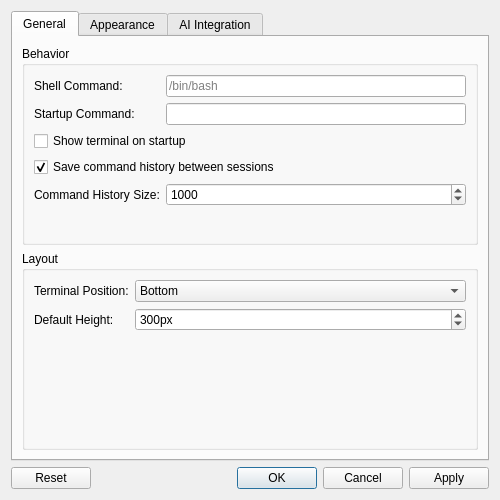
Old version of the form src/ui/configwidget.ui in the repository warpkate/warpkate.
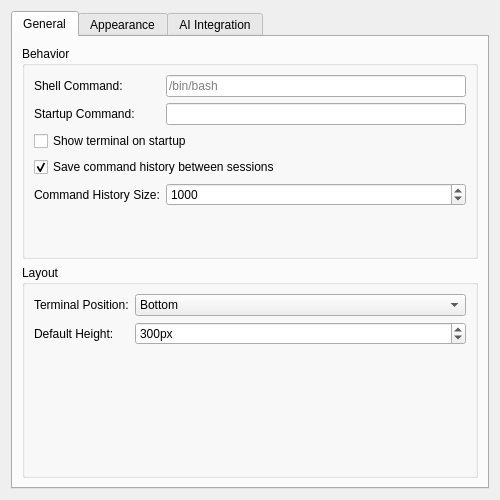
New version of the form.

What changed in the file:
```diff
--- a/src/ui/configwidget.ui
+++ b/src/ui/configwidget.ui
@@ -457,13 +457,6 @@
      </widget>
     </widget>
    </item>
-   <item>
-    <widget class="QDialogButtonBox" name="buttonBox">
-     <property name="standardButtons">
-      <set>QDialogButtonBox::Apply|QDialogButtonBox::Cancel|QDialogButtonBox::Ok|QDialogButtonBox::Reset</set>
-     </property>
-    </widget>
-   </item>
   </layout>
  </widget>
  <resources/>
```
